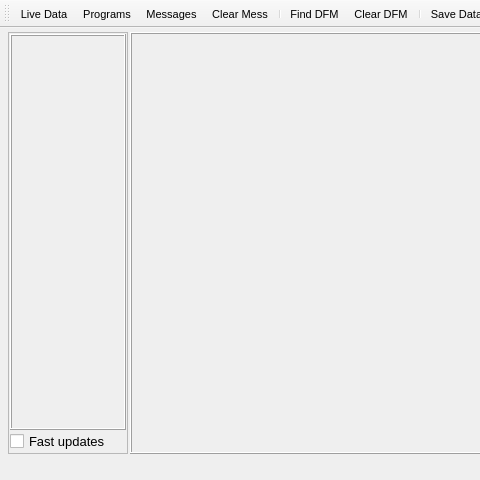
Before: the Qt Designer form Mainwindow.ui in spletcher1/PyMCU, drawn with Qt 5; both pictures show x 0 to 480 and y 0 to 480 of the 800 by 480 pixel window.
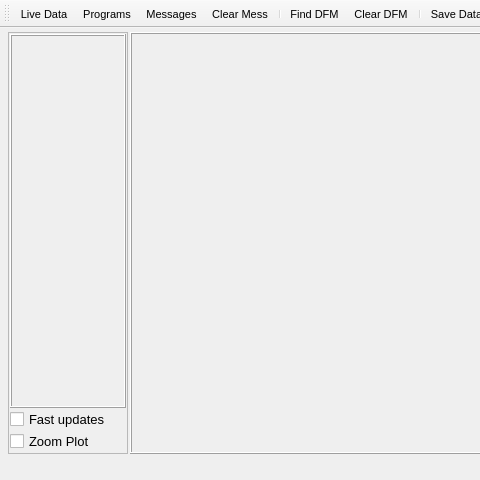
After: the same form once the commit is applied. The open tabs and pages were chosen to show the change. Icons and pictures are not drawn.

Commit message: Added zoomplot checkbox.

```diff
--- a/Mainwindow.ui
+++ b/Mainwindow.ui
@@ -444,7 +444,7 @@
                 <x>0</x>
                 <y>0</y>
                 <width>112</width>
-                <height>355</height>
+                <height>332</height>
                </rect>
               </property>
               <layout class="QVBoxLayout" name="DFMListLayout2">
@@ -474,11 +474,26 @@
                <pointsize>10</pointsize>
               </font>
              </property>
+             <property name="autoFillBackground">
+              <bool>false</bool>
+             </property>
              <property name="text">
               <string>Fast updates</string>
              </property>
             </widget>
            </item>
+           <item>
+            <widget class="QCheckBox" name="zoomPlotCheckBox">
+             <property name="font">
+              <font>
+               <pointsize>10</pointsize>
+              </font>
+             </property>
+             <property name="text">
+              <string>Zoom Plot</string>
+             </property>
+            </widget>
+           </item>
           </layout>
          </widget>
         </item>
```
Left out of the diff: 10 changed lines with no effect on the pictures.
